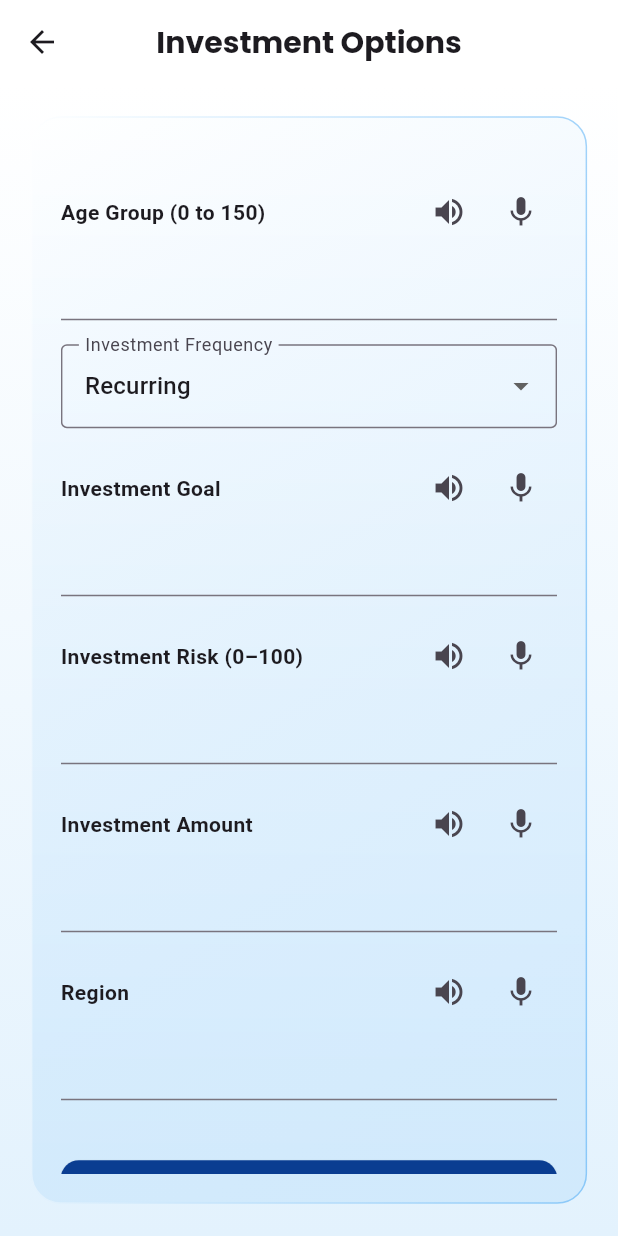
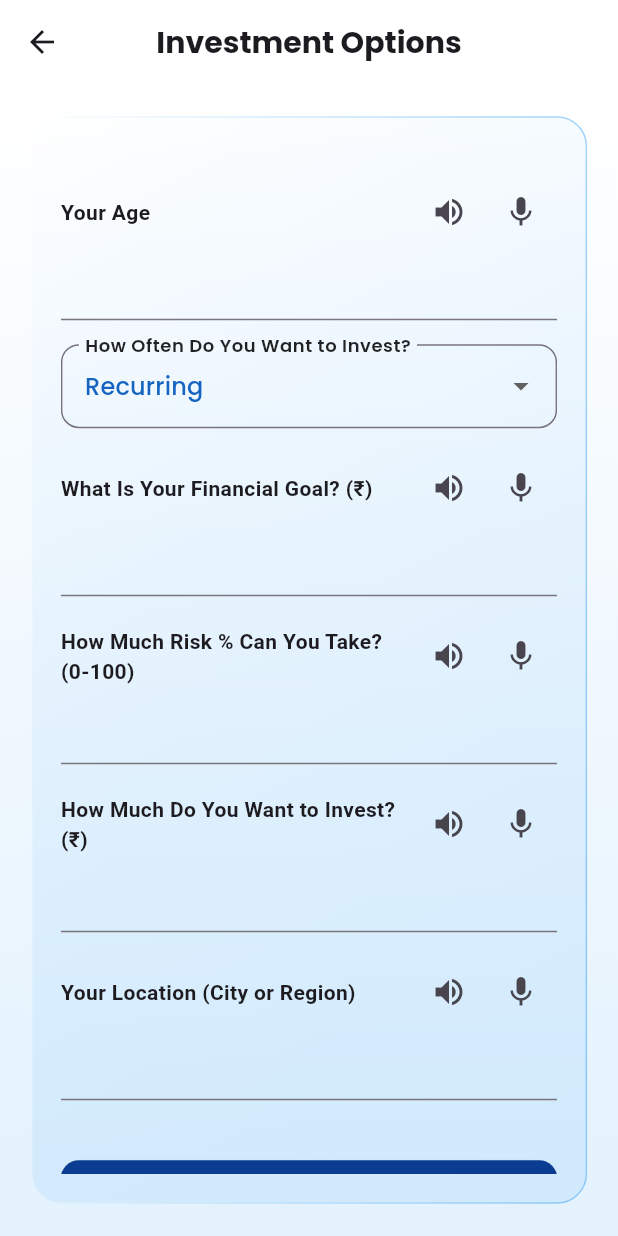
Before and after one commit to rakhi-1112/generic_voice_assistant, a Flutter app: the InvestmentOptionsScreen screen opened by its route, on a phone screen of 412 x 824 dp. Run offline on Flutter 3.47's test engine with Material 3 defaults, Android fonts, the phone set to English and light mode, and no system bars; drawn by our look-alikes of flutter_animate, glassmorphism; our stand-ins replace audioplayers, fl_chart, flutter_markdown, google_fonts, just_audio, permission_handler and 1 more; missing offline and left inert: flutter_sound, record; accounts and stored records are empty.

Commit message:
modify dropdown

```diff
--- a/frontend_flutter/lib/screens/investment_options/investment_options_screen.dart
+++ b/frontend_flutter/lib/screens/investment_options/investment_options_screen.dart
@@ -248,7 +248,7 @@ class _InvestmentOptionsScreenState extends State<InvestmentOptionsScreen> {
 
       if (response.statusCode == 200) {
         ScaffoldMessenger.of(context).showSnackBar(
-          const SnackBar(content: Text("Investment submitted successfully!")),
+          const SnackBar(content: Text("Your preferences have been saved!")),
         );
         setState(() {
           _formSaved = true;
@@ -378,7 +378,7 @@ Widget build(BuildContext context) {
                       ).animate().fade(duration: 400.ms).slideY(),
                     const SizedBox(height: 20),
                     _buildFieldWithSpeech(
-                      label: "Age Group (0 to 150)",
+                      label: "Your Age",
                       controller: _ageGroupController,
                       isNumber: true,
                       validator: (v) {
@@ -386,30 +386,46 @@ Widget build(BuildContext context) {
                         return (val == null || val < 0 || val > 150) ? "Enter a valid age (0–150)" : null;
                       },
                     ),
-                    DropdownButtonFormField<String>(
+                   Theme(
+                    data: Theme.of(context).copyWith(
+                      canvasColor: Colors.white,
+                      shadowColor: Colors.grey.shade300,
+                    ),
+                    child: DropdownButtonFormField<String>(
                       value: _investmentFrequency,
-                      decoration: const InputDecoration(
-                        labelText: "Investment Frequency",
-                        border: OutlineInputBorder(),
-                        focusedBorder: OutlineInputBorder(
-                          borderSide: BorderSide(color: Color(0xFF0A3D91), width: 2),
+                      decoration: InputDecoration(
+                        labelText: "How Often Do You Want to Invest?",
+                        labelStyle: GoogleFonts.poppins(
+                          fontSize: 16,
+                          fontWeight: FontWeight.w600,
+                          color: Colors.black87,
                         ),
+                        border: OutlineInputBorder(borderRadius: BorderRadius.circular(12)),
                       ),
-                      items: const [
-                        DropdownMenuItem(value: "Recurring", child: Text("Recurring")),
-                        DropdownMenuItem(value: "Lumpsum", child: Text("Lumpsum")),
+                      items: [
+                        DropdownMenuItem(
+                          value: "Recurring",
+                          child: Text("Recurring", style: GoogleFonts.poppins(fontSize: 16, fontWeight: FontWeight.w500, color: Colors.blue.shade800)),
+                        ),
+                        DropdownMenuItem(
+                          value: "Lumpsum",
+                          child: Text("Lumpsum", style: GoogleFonts.poppins(fontSize: 16, fontWeight: FontWeight.w500, color: Colors.blue.shade800)),
+                        ),
                       ],
                       onChanged: (val) => setState(() => _investmentFrequency = val!),
                     ),
-                    const SizedBox(height: 16),
+                ),
+
+
+                   const SizedBox(height: 16),
                     _buildFieldWithSpeech(
-                      label: "Investment Goal",
+                      label: "What Is Your Financial Goal? (₹)",
                       controller: _investmentGoalController,
                       isNumber: true,
                       validator: (v) => double.tryParse(v ?? "") == null ? "Enter a number" : null,
                     ),
                     _buildFieldWithSpeech(
-                      label: "Investment Risk (0–100)",
+                      label: "How Much Risk % Can You Take? (0-100)",
                       controller: _investmentRiskController,
                       isNumber: true,
                       validator: (v) {
@@ -418,13 +434,13 @@ Widget build(BuildContext context) {
                       },
                     ),
                     _buildFieldWithSpeech(
-                      label: "Investment Amount",
+                      label: "How Much Do You Want to Invest? (₹)",
                       controller: _investmentAmountController,
                       isNumber: true,
                       validator: (v) => double.tryParse(v ?? "") == null ? "Enter a number" : null,
                     ),
                     _buildFieldWithSpeech(
-                      label: "Region",
+                      label: "Your Location (City or Region)",
                       controller: _regionController,
                       validator: (v) => (v == null || v.isEmpty) ? "Enter Region" : null,
                     ),
@@ -437,7 +453,7 @@ Widget build(BuildContext context) {
                         shape: RoundedRectangleBorder(borderRadius: BorderRadius.circular(12)),
                         textStyle: GoogleFonts.poppins(fontSize: 16, fontWeight: FontWeight.w600),
                       ),
-                      child: const Text("Save", style: TextStyle(fontSize: 16, color: Colors.white)),
+                      child: const Text("Save My Preferences", style: TextStyle(fontSize: 16, color: Colors.white)),
                     ).animate().fade(duration: 600.ms).slideY(),
                     if (_formSaved)
                       Padding(
@@ -449,7 +465,7 @@ Widget build(BuildContext context) {
                             padding: const EdgeInsets.symmetric(vertical: 14),
                             shape: RoundedRectangleBorder(borderRadius: BorderRadius.circular(12)),
                           ),
-                          child: const Text("Generate Investment Strategy", style: TextStyle(color: Colors.white)),
+                          child: const Text("Get My Investment Plan", style: TextStyle(color: Colors.white)),
                         ).animate().fadeIn().slideY(begin: 0.3),
                       ),
                   ],
```
